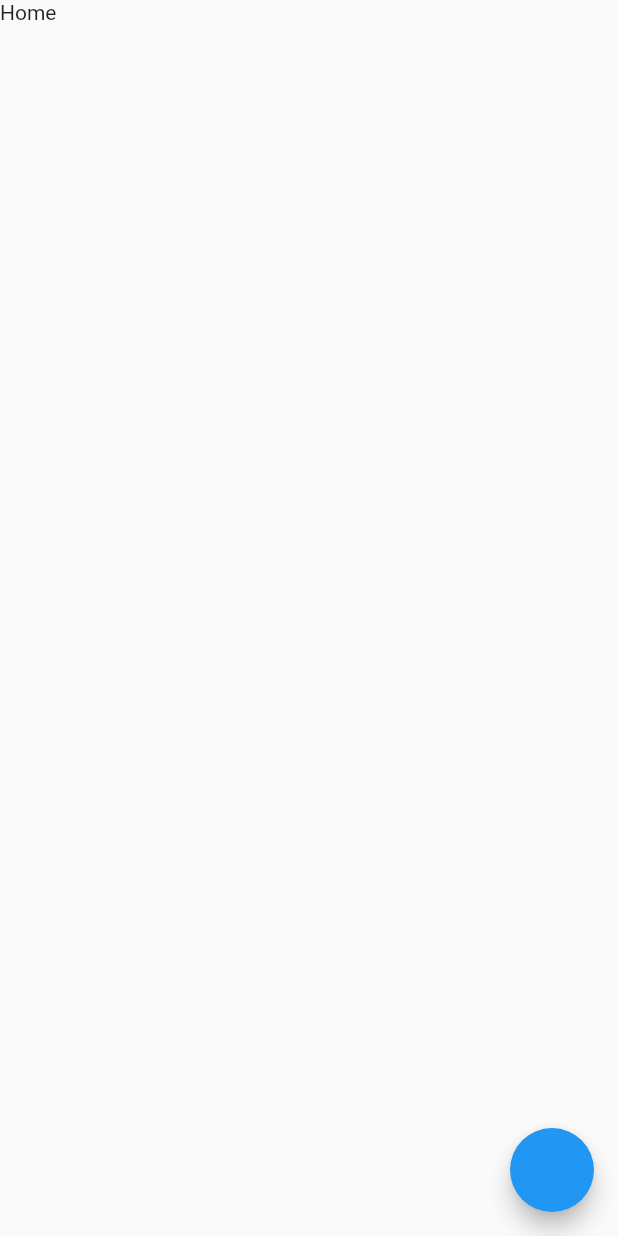
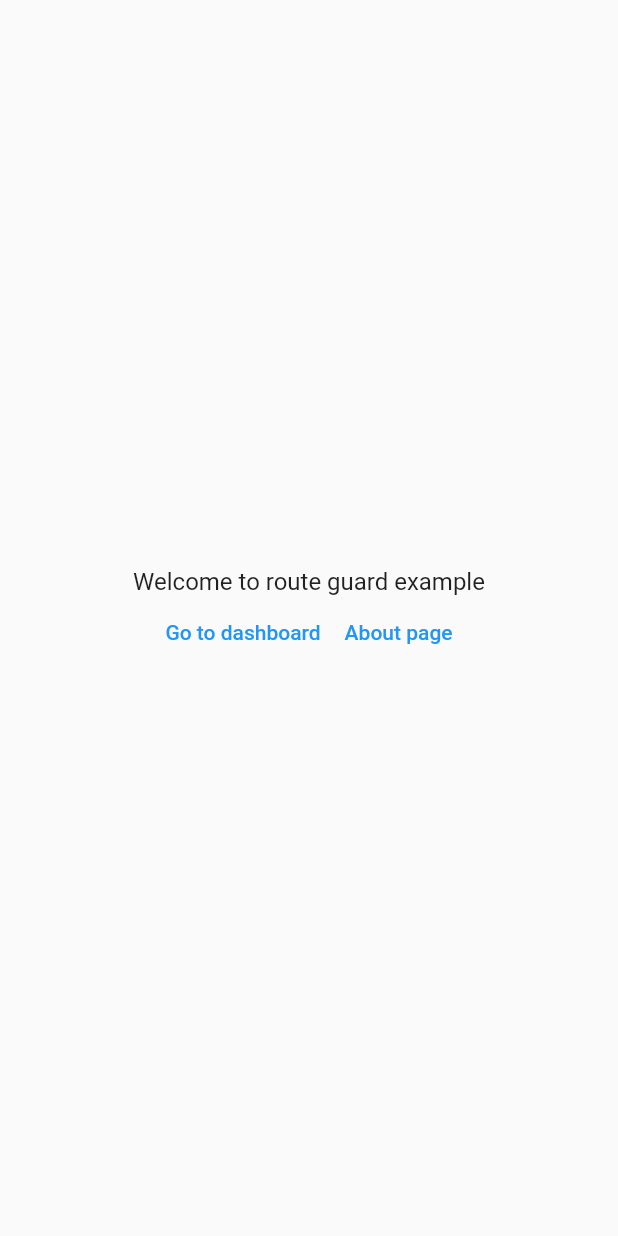
Before and after one commit to Chinmay-KB/route_guard_example, a Flutter app: the screen it shows after launch, on a phone screen of 412 x 824 dp. Run offline on Flutter 3.47's test engine with Material 2 defaults, Android fonts, the phone set to English and light mode, and no system bars; our stand-ins replace auto_route.

Commit message:
feat: all project files added
- Dummy representative UI for all screens
- Buttons for naivgation

```diff
--- a/lib/main.dart
+++ b/lib/main.dart
@@ -1,4 +1,5 @@
 import 'package:flutter/material.dart';
+import 'package:route_guard_example/routes/route_guard.dart';
 import 'package:route_guard_example/routes/router.gr.dart';
 import 'package:route_guard_example/screens/home/home_screen.dart';
 import 'package:route_guard_example/util/auth_service.dart';
@@ -19,7 +20,7 @@
 class MyAppState extends State<MyApp> {
   final authService = AuthService();
 
-  final _appRouter = AppRouter();
+  late final _appRouter = AppRouter(routeGuard: RouteGuard(authService));
 
   @override
   Widget build(BuildContext context) {
--- a/lib/routes/router.dart
+++ b/lib/routes/router.dart
@@ -1,4 +1,5 @@
 import 'package:auto_route/auto_route.dart';
+import 'package:route_guard_example/routes/route_guard.dart';
 import 'package:route_guard_example/screens/about/about_screen.dart';
 import 'package:route_guard_example/screens/dashboard/dashboard_screen.dart';
 import 'package:route_guard_example/screens/dashboard/products/add_products/add_products_screen.dart';
@@ -18,13 +19,18 @@ import 'package:route_guard_example/screens/login/login_screen.dart';
     AutoRoute(
       page: DashboardScreen,
       name: 'DashboardRoute',
-      path: 'dashboard',
+      path: '/dashboard',
+      guards: [RouteGuard],
       children: <AutoRoute>[
-        AutoRoute(
-          page: ProductsScreen,
+        AutoRoute<EmptyRouterPage>(
           name: 'ProductsRoute',
           path: 'products',
+          page: EmptyRouterPage,
           children: [
+            AutoRoute(
+              page: ProductsScreen,
+              path: '',
+            ),
             AutoRoute(
                 page: AddProductsScreen,
                 name: 'AddProductsRoute',
@@ -34,7 +40,7 @@ import 'package:route_guard_example/screens/login/login_screen.dart';
         AutoRoute(page: ProfileScreen, name: 'ProfileRoute', path: 'profile')
       ],
     ),
-    AutoRoute(page: AboutScreen, name: 'AboutRouter', path: 'about')
+    AutoRoute(page: AboutScreen, name: 'AboutRouter', path: '/about')
   ],
 )
 class $AppRouter {}
--- a/lib/screens/home/home_screen.dart
+++ b/lib/screens/home/home_screen.dart
@@ -9,10 +9,41 @@ class HomeScreen extends StatelessWidget {
   @override
   Widget build(BuildContext context) {
     return Scaffold(
-      body: Text('Home'),
-      floatingActionButton: FloatingActionButton(onPressed: () {
-        AutoRouter.of(context).push(DashboardRoute());
-      }),
+      body: Center(
+        child: Column(
+          mainAxisAlignment: MainAxisAlignment.center,
+          children: [
+            Text(
+              'Welcome to route guard example',
+              style: TextStyle(
+                fontSize: 16,
+              ),
+            ),
+            Row(
+              mainAxisAlignment: MainAxisAlignment.center,
+              mainAxisSize: MainAxisSize.max,
+              children: [
+                TextButton(
+                  onPressed: () {
+                    AutoRouter.of(context).push(const DashboardRoute());
+                  },
+                  child: Text(
+                    'Go to dashboard',
+                  ),
+                ),
+                TextButton(
+                  onPressed: () {
+                    AutoRouter.of(context).push(const AboutRouter());
+                  },
+                  child: Text(
+                    'About page',
+                  ),
+                )
+              ],
+            )
+          ],
+        ),
+      ),
     );
   }
 }
```
Also changed, not shown: lib/routes/route_guard.dart (+9 -5 lines), lib/screens/about/about_screen.dart (+9 -3 lines), lib/screens/dashboard/dashboard_screen.dart (+24 -2 lines), lib/screens/dashboard/products/add_products/add_products_screen.dart (+9 -2 lines), lib/screens/dashboard/products/products_screen.dart (+12 -1 lines), lib/screens/dashboard/profile/profile_screen.dart (+21 -2 lines), lib/routes/router.gr.dart, 1 other file.
